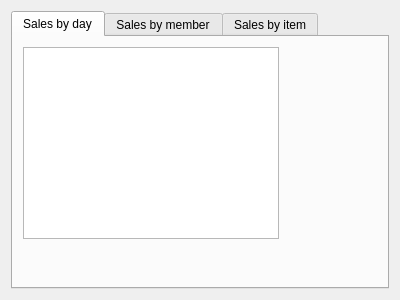
This is BulkClub/storemanagerwindow.ui in nealhitzfield/Bulk-Club as Qt 5 draws it before an edit. The edited form follows.
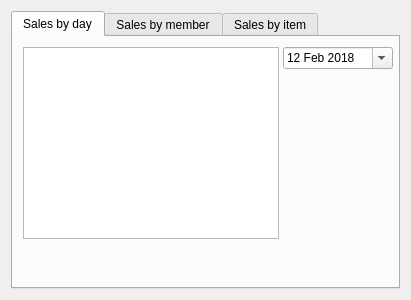
This is the edited form.

Commit message: removed duplicate sm window and added calendar widget

What changed in the file:
```diff
--- a/BulkClub/storemanagerwindow.ui
+++ b/BulkClub/storemanagerwindow.ui
@@ -6,7 +6,7 @@
    <rect>
     <x>0</x>
     <y>0</y>
-    <width>400</width>
+    <width>411</width>
     <height>300</height>
    </rect>
   </property>
@@ -33,6 +33,39 @@
         </rect>
        </property>
       </widget>
+      <widget class="QDateEdit" name="dateEdit">
+       <property name="geometry">
+        <rect>
+         <x>270</x>
+         <y>10</y>
+         <width>110</width>
+         <height>22</height>
+        </rect>
+       </property>
+       <property name="maximumDateTime">
+        <datetime>
+         <hour>23</hour>
+         <minute>59</minute>
+         <second>59</second>
+         <year>2018</year>
+         <month>2</month>
+         <day>18</day>
+        </datetime>
+       </property>
+       <property name="minimumDateTime">
+        <datetime>
+         <hour>0</hour>
+         <minute>0</minute>
+         <second>0</second>
+         <year>2018</year>
+         <month>2</month>
+         <day>12</day>
+        </datetime>
+       </property>
+       <property name="calendarPopup">
+        <bool>true</bool>
+       </property>
+      </widget>
      </widget>
      <widget class="QWidget" name="member">
       <attribute name="title">
```
The commit also changes 8 other files.
